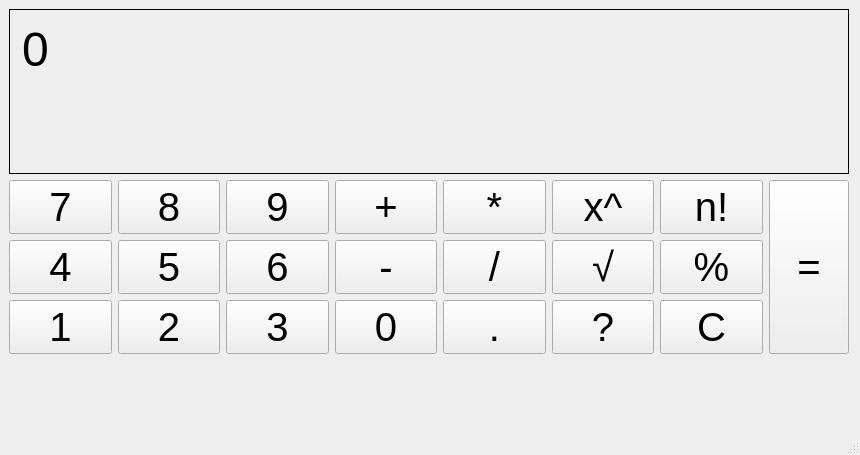
Old version of the form src/mainwindow.ui in the repository Andersko/IVS.
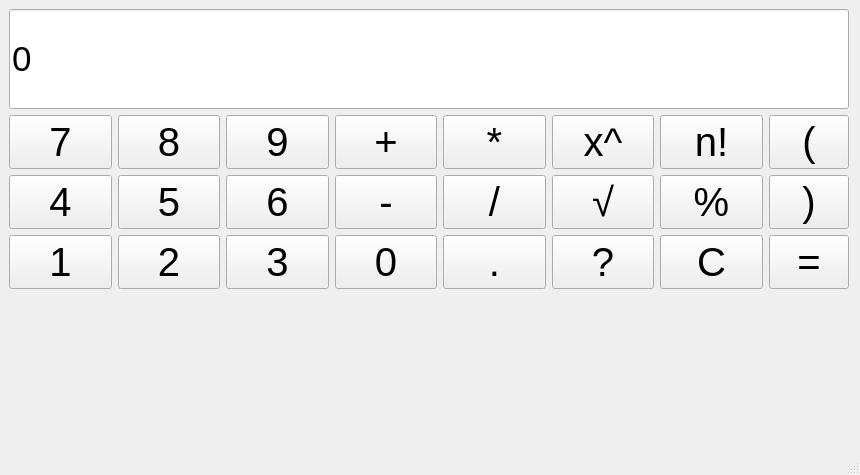
New version of the form.

Commit message: Refactored regex and Output text box

The edit to the form file:
```diff
--- a/src/mainwindow.ui
+++ b/src/mainwindow.ui
@@ -7,7 +7,7 @@
     <x>0</x>
     <y>0</y>
     <width>860</width>
-    <height>455</height>
+    <height>475</height>
    </rect>
   </property>
   <property name="sizePolicy">
@@ -19,13 +19,13 @@
   <property name="minimumSize">
    <size>
     <width>860</width>
-    <height>455</height>
+    <height>475</height>
    </size>
   </property>
   <property name="maximumSize">
    <size>
     <width>860</width>
-    <height>455</height>
+    <height>475</height>
    </size>
   </property>
   <property name="cursor">
@@ -47,7 +47,7 @@
       <x>9</x>
       <y>9</y>
       <width>842</width>
-      <height>401</height>
+      <height>544</height>
      </rect>
     </property>
     <layout class="QVBoxLayout" name="verticalLayout">
@@ -55,55 +55,59 @@
       <enum>QLayout::SetFixedSize</enum>
      </property>
      <item>
-      <widget class="QLabel" name="OutputLabel">
+      <widget class="QLineEdit" name="OutputLabel">
        <property name="minimumSize">
         <size>
          <width>840</width>
-         <height>165</height>
+         <height>100</height>
         </size>
        </property>
        <property name="maximumSize">
         <size>
          <width>840</width>
-         <height>165</height>
+         <height>100</height>
         </size>
        </property>
        <property name="font">
         <font>
-         <pointsize>36</pointsize>
+         <pointsize>26</pointsize>
         </font>
        </property>
-       <property name="layoutDirection">
-        <enum>Qt::LeftToRight</enum>
-       </property>
-       <property name="frameShape">
-        <enum>QFrame::Box</enum>
-       </property>
-       <property name="frameShadow">
-        <enum>QFrame::Plain</enum>
+       <property name="inputMask">
+        <string/>
        </property>
        <property name="text">
         <string>0</string>
        </property>
-       <property name="alignment">
-        <set>Qt::AlignLeading|Qt::AlignLeft|Qt::AlignTop</set>
-       </property>
-       <property name="margin">
-        <number>15</number>
+       <property name="placeholderText">
+        <string>0</string>
        </property>
       </widget>
      </item>
-     <item>
-      <layout class="QHBoxLayout" name="horizontalLayout" stretch="0,0">
-       <property name="sizeConstraint">
-        <enum>QLayout::SetFixedSize</enum>
-       </property>
        <item>
         <layout class="QGridLayout" name="gridLayout">
          <property name="sizeConstraint">
           <enum>QLayout::SetFixedSize</enum>
          </property>
-         <item row="1" column="5">
+       <item row="2" column="2">
+        <widget class="QPushButton" name="Button_Six">
+         <property name="font">
+          <font>
+           <pointsize>30</pointsize>
+          </font>
+         </property>
+         <property name="text">
+          <string>6</string>
+         </property>
+         <property name="iconSize">
+          <size>
+           <width>15</width>
+           <height>15</height>
+          </size>
+         </property>
+        </widget>
+       </item>
+       <item row="2" column="5">
           <widget class="QPushButton" name="Button_Sqrt">
            <property name="font">
             <font>
@@ -121,15 +125,15 @@
            </property>
           </widget>
          </item>
-         <item row="1" column="0">
-          <widget class="QPushButton" name="Button_Four">
+       <item row="3" column="2">
+        <widget class="QPushButton" name="Button_Three">
            <property name="font">
             <font>
              <pointsize>30</pointsize>
             </font>
            </property>
            <property name="text">
-            <string>4</string>
+          <string>3</string>
            </property>
            <property name="iconSize">
             <size>
@@ -139,7 +143,7 @@
            </property>
           </widget>
          </item>
-         <item row="2" column="6">
+       <item row="3" column="6">
           <widget class="QPushButton" name="Button_C">
            <property name="font">
             <font>
@@ -157,6 +161,114 @@
            </property>
           </widget>
          </item>
+       <item row="2" column="6">
+        <widget class="QPushButton" name="Button_Percent">
+         <property name="font">
+          <font>
+           <pointsize>30</pointsize>
+          </font>
+         </property>
+         <property name="text">
+          <string>%</string>
+         </property>
+         <property name="iconSize">
+          <size>
+           <width>15</width>
+           <height>15</height>
+          </size>
+         </property>
+        </widget>
+       </item>
+       <item row="3" column="0">
+        <widget class="QPushButton" name="Button_One">
+         <property name="font">
+          <font>
+           <pointsize>30</pointsize>
+          </font>
+         </property>
+         <property name="text">
+          <string>1</string>
+         </property>
+         <property name="iconSize">
+          <size>
+           <width>15</width>
+           <height>15</height>
+          </size>
+         </property>
+        </widget>
+       </item>
+       <item row="2" column="0">
+        <widget class="QPushButton" name="Button_Four">
+         <property name="font">
+          <font>
+           <pointsize>30</pointsize>
+          </font>
+         </property>
+         <property name="text">
+          <string>4</string>
+         </property>
+         <property name="iconSize">
+          <size>
+           <width>15</width>
+           <height>15</height>
+          </size>
+         </property>
+        </widget>
+       </item>
+       <item row="3" column="1">
+        <widget class="QPushButton" name="Button_Two">
+         <property name="font">
+          <font>
+           <pointsize>30</pointsize>
+          </font>
+         </property>
+         <property name="text">
+          <string>2</string>
+         </property>
+         <property name="iconSize">
+          <size>
+           <width>15</width>
+           <height>15</height>
+          </size>
+         </property>
+        </widget>
+       </item>
+       <item row="3" column="4">
+        <widget class="QPushButton" name="Button_Dot">
+         <property name="font">
+          <font>
+           <pointsize>30</pointsize>
+          </font>
+         </property>
+         <property name="text">
+          <string>.</string>
+         </property>
+         <property name="iconSize">
+          <size>
+           <width>15</width>
+           <height>15</height>
+          </size>
+         </property>
+        </widget>
+       </item>
+       <item row="0" column="6">
+        <widget class="QPushButton" name="Button_Factorial">
+         <property name="font">
+          <font>
+           <pointsize>30</pointsize>
+          </font>
+         </property>
+         <property name="text">
+          <string>n!</string>
+         </property>
+         <property name="iconSize">
+          <size>
+           <width>15</width>
+           <height>15</height>
+          </size>
+         </property>
+        </widget>
+       </item>
          <item row="0" column="0">
           <widget class="QPushButton" name="Button_Seven">
            <property name="font">
@@ -181,115 +293,7 @@
            </property>
           </widget>
          </item>
-         <item row="1" column="3">
-          <widget class="QPushButton" name="Button_Minus">
-           <property name="font">
-            <font>
-             <pointsize>30</pointsize>
-            </font>
-           </property>
-           <property name="text">
-            <string>-</string>
-           </property>
-           <property name="iconSize">
-            <size>
-             <width>15</width>
-             <height>15</height>
-            </size>
-           </property>
-          </widget>
-         </item>
-         <item row="0" column="6">
-          <widget class="QPushButton" name="Button_Factorial">
-           <property name="font">
-            <font>
-             <pointsize>30</pointsize>
-            </font>
-           </property>
-           <property name="text">
-            <string>n!</string>
-           </property>
-           <property name="iconSize">
-            <size>
-             <width>15</width>
-             <height>15</height>
-            </size>
-           </property>
-          </widget>
-         </item>
-         <item row="2" column="0">
-          <widget class="QPushButton" name="Button_One">
-           <property name="font">
-            <font>
-             <pointsize>30</pointsize>
-            </font>
-           </property>
-           <property name="text">
-            <string>1</string>
-           </property>
-           <property name="iconSize">
-            <size>
-             <width>15</width>
-             <height>15</height>
-            </size>
-           </property>
-          </widget>
-         </item>
-         <item row="1" column="4">
-          <widget class="QPushButton" name="Button_Divide">
-           <property name="font">
-            <font>
-             <pointsize>30</pointsize>
-            </font>
-           </property>
-           <property name="text">
-            <string>/</string>
-           </property>
-           <property name="iconSize">
-            <size>
-             <width>15</width>
-             <height>15</height>
-            </size>
-           </property>
-          </widget>
-         </item>
-         <item row="1" column="2">
-          <widget class="QPushButton" name="Button_Six">
-           <property name="font">
-            <font>
-             <pointsize>30</pointsize>
-            </font>
-           </property>
-           <property name="text">
-            <string>6</string>
-           </property>
-           <property name="iconSize">
-            <size>
-             <width>15</width>
-             <height>15</height>
-            </size>
-           </property>
-          </widget>
-         </item>
-         <item row="1" column="6">
-          <widget class="QPushButton" name="Button_Percent">
-           <property name="font">
-            <font>
-             <pointsize>30</pointsize>
-            </font>
-           </property>
-           <property name="text">
-            <string>%</string>
-           </property>
-           <property name="iconSize">
-            <size>
-             <width>15</width>
-             <height>15</height>
-            </size>
-           </property>
-          </widget>
-         </item>
-         <item row="1" column="1">
+       <item row="2" column="1">
           <widget class="QPushButton" name="Button_Five">
            <property name="font">
             <font>
@@ -307,6 +311,42 @@
            </property>
           </widget>
          </item>
+       <item row="0" column="5">
+        <widget class="QPushButton" name="Button_Power">
+         <property name="font">
+          <font>
+           <pointsize>30</pointsize>
+          </font>
+         </property>
+         <property name="text">
+          <string>x^</string>
+         </property>
+         <property name="iconSize">
+          <size>
+           <width>15</width>
+           <height>15</height>
+          </size>
+         </property>
+        </widget>
+       </item>
+       <item row="2" column="3">
+        <widget class="QPushButton" name="Button_Minus">
+         <property name="font">
+          <font>
+           <pointsize>30</pointsize>
+          </font>
+         </property>
+         <property name="text">
+          <string>-</string>
+         </property>
+         <property name="iconSize">
+          <size>
+           <width>15</width>
+           <height>15</height>
+          </size>
+         </property>
+        </widget>
+       </item>
          <item row="0" column="1">
           <widget class="QPushButton" name="Button_Eight">
            <property name="font">
@@ -325,42 +365,6 @@
            </property>
           </widget>
          </item>
-         <item row="0" column="2">
-          <widget class="QPushButton" name="Button_Nine">
-           <property name="font">
-            <font>
-             <pointsize>30</pointsize>
-            </font>
-           </property>
-           <property name="text">
-            <string>9</string>
-           </property>
-           <property name="iconSize">
-            <size>
-             <width>15</width>
-             <height>15</height>
-            </size>
-           </property>
-          </widget>
-         </item>
-         <item row="0" column="3">
-          <widget class="QPushButton" name="Button_Plus">
-           <property name="font">
-            <font>
-             <pointsize>30</pointsize>
-            </font>
-           </property>
-           <property name="text">
-            <string>+</string>
-           </property>
-           <property name="iconSize">
-            <size>
-             <width>15</width>
-             <height>15</height>
-            </size>
-           </property>
-          </widget>
-         </item>
          <item row="0" column="4">
           <widget class="QPushButton" name="Button_Times">
            <property name="font">
@@ -379,97 +383,7 @@
            </property>
           </widget>
          </item>
-         <item row="0" column="5">
-          <widget class="QPushButton" name="Button_Power">
-           <property name="font">
-            <font>
-             <pointsize>30</pointsize>
-            </font>
-           </property>
-           <property name="text">
-            <string>x^</string>
-           </property>
-           <property name="iconSize">
-            <size>
-             <width>15</width>
-             <height>15</height>
-            </size>
-           </property>
-          </widget>
-         </item>
-         <item row="2" column="1">
-          <widget class="QPushButton" name="Button_Two">
-           <property name="font">
-            <font>
-             <pointsize>30</pointsize>
-            </font>
-           </property>
-           <property name="text">
-            <string>2</string>
-           </property>
-           <property name="iconSize">
-            <size>
-             <width>15</width>
-             <height>15</height>
-            </size>
-           </property>
-          </widget>
-         </item>
-         <item row="2" column="2">
-          <widget class="QPushButton" name="Button_Three">
-           <property name="font">
-            <font>
-             <pointsize>30</pointsize>
-            </font>
-           </property>
-           <property name="text">
-            <string>3</string>
-           </property>
-           <property name="iconSize">
-            <size>
-             <width>15</width>
-             <height>15</height>
-            </size>
-           </property>
-          </widget>
-         </item>
-         <item row="2" column="3">
-          <widget class="QPushButton" name="Button_Zero">
-           <property name="font">
-            <font>
-             <pointsize>30</pointsize>
-            </font>
-           </property>
-           <property name="text">
-            <string>0</string>
-           </property>
-           <property name="iconSize">
-            <size>
-             <width>15</width>
-             <height>15</height>
-            </size>
-           </property>
-          </widget>
-         </item>
-         <item row="2" column="4">
-          <widget class="QPushButton" name="Button_Dot">
-           <property name="font">
-            <font>
-             <pointsize>30</pointsize>
-            </font>
-           </property>
-           <property name="text">
-            <string>.</string>
-           </property>
-           <property name="iconSize">
-            <size>
-             <width>15</width>
-             <height>15</height>
-            </size>
-           </property>
-          </widget>
-         </item>
-         <item row="2" column="5">
+       <item row="3" column="5">
           <widget class="QPushButton" name="Button_Hint">
            <property name="font">
             <font>
@@ -487,9 +401,79 @@
            </property>
           </widget>
          </item>
-        </layout>
+       <item row="0" column="3">
+        <widget class="QPushButton" name="Button_Plus">
+         <property name="font">
+          <font>
+           <pointsize>30</pointsize>
+          </font>
+         </property>
+         <property name="text">
+          <string>+</string>
+         </property>
+         <property name="iconSize">
+          <size>
+           <width>15</width>
+           <height>15</height>
+          </size>
+         </property>
+        </widget>
        </item>
-       <item>
+       <item row="3" column="3">
+        <widget class="QPushButton" name="Button_Zero">
+         <property name="font">
+          <font>
+           <pointsize>30</pointsize>
+          </font>
+         </property>
+         <property name="text">
+          <string>0</string>
+         </property>
+         <property name="iconSize">
+          <size>
+           <width>15</width>
+           <height>15</height>
+          </size>
+         </property>
+        </widget>
+       </item>
+       <item row="2" column="4">
+        <widget class="QPushButton" name="Button_Divide">
+         <property name="font">
+          <font>
+           <pointsize>30</pointsize>
+          </font>
+         </property>
+         <property name="text">
+          <string>/</string>
+         </property>
+         <property name="iconSize">
+          <size>
+           <width>15</width>
+           <height>15</height>
+          </size>
+         </property>
+        </widget>
+       </item>
+       <item row="0" column="2">
+        <widget class="QPushButton" name="Button_Nine">
+         <property name="font">
+          <font>
+           <pointsize>30</pointsize>
+          </font>
+         </property>
+         <property name="text">
+          <string>9</string>
+         </property>
+         <property name="iconSize">
+          <size>
+           <width>15</width>
+           <height>15</height>
+          </size>
+         </property>
+        </widget>
+       </item>
+       <item row="3" column="7">
         <widget class="QPushButton" name="Button_Equals">
          <property name="enabled">
           <bool>true</bool>
@@ -510,6 +494,48 @@
          </property>
         </widget>
        </item>
+       <item row="2" column="7">
+        <widget class="QPushButton" name="Button_Right_Parenthesis">
+         <property name="enabled">
+          <bool>true</bool>
+         </property>
+         <property name="sizePolicy">
+          <sizepolicy hsizetype="Maximum" vsizetype="Preferred">
+           <horstretch>0</horstretch>
+           <verstretch>0</verstretch>
+          </sizepolicy>
+         </property>
+         <property name="font">
+          <font>
+           <pointsize>30</pointsize>
+          </font>
+         </property>
+         <property name="text">
+          <string>)</string>
+         </property>
+        </widget>
+       </item>
+       <item row="0" column="7">
+        <widget class="QPushButton" name="Button_Left_Parenthesis">
+         <property name="enabled">
+          <bool>true</bool>
+         </property>
+         <property name="sizePolicy">
+          <sizepolicy hsizetype="Maximum" vsizetype="Preferred">
+           <horstretch>0</horstretch>
+           <verstretch>0</verstretch>
+          </sizepolicy>
+         </property>
+         <property name="font">
+          <font>
+           <pointsize>30</pointsize>
+          </font>
+         </property>
+         <property name="text">
+          <string>(</string>
+         </property>
+        </widget>
+       </item>
       </layout>
      </item>
     </layout>
@@ -521,7 +547,7 @@
      <x>0</x>
      <y>0</y>
      <width>860</width>
-     <height>22</height>
+     <height>21</height>
     </rect>
    </property>
   </widget>
```
Lines whose indentation alone changed are shown as unchanged. The commit also changes 3 other files.
